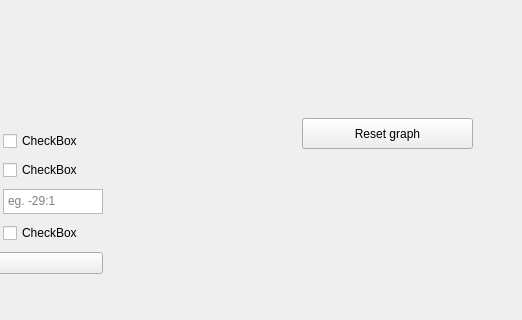
The window that mainwindow.ui (DvdJ002/lennard-jones-clusters-jDE) describes before a commit, drawn with Qt 5; both pictures show x 678 to 1200 and y 316 to 636 of the 1200 by 729 pixel window.
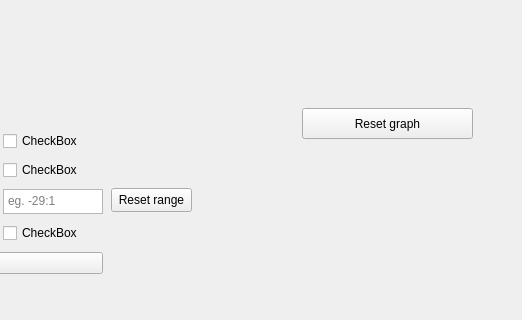
The same window after the commit.

Commit message: Lines are now colored randomly. Added reset Y range button for convenience. Fixed glitch where the user was forced to select a file on auto export dialog.

```diff
--- a/mainwindow.ui
+++ b/mainwindow.ui
@@ -385,7 +385,7 @@
       <property name="geometry">
        <rect>
         <x>980</x>
-        <y>410</y>
+        <y>400</y>
         <width>171</width>
         <height>31</height>
        </rect>
@@ -487,6 +487,19 @@
        </item>
       </layout>
      </widget>
+     <widget class="QPushButton" name="button_resetyrange">
+      <property name="geometry">
+       <rect>
+        <x>789</x>
+        <y>480</y>
+        <width>81</width>
+        <height>24</height>
+       </rect>
+      </property>
+      <property name="text">
+       <string>Reset range</string>
+      </property>
+     </widget>
     </widget>
     <widget class="QWidget" name="page_2">
      <widget class="QLabel" name="label_2">
```
The commit also changes 10 other files.
